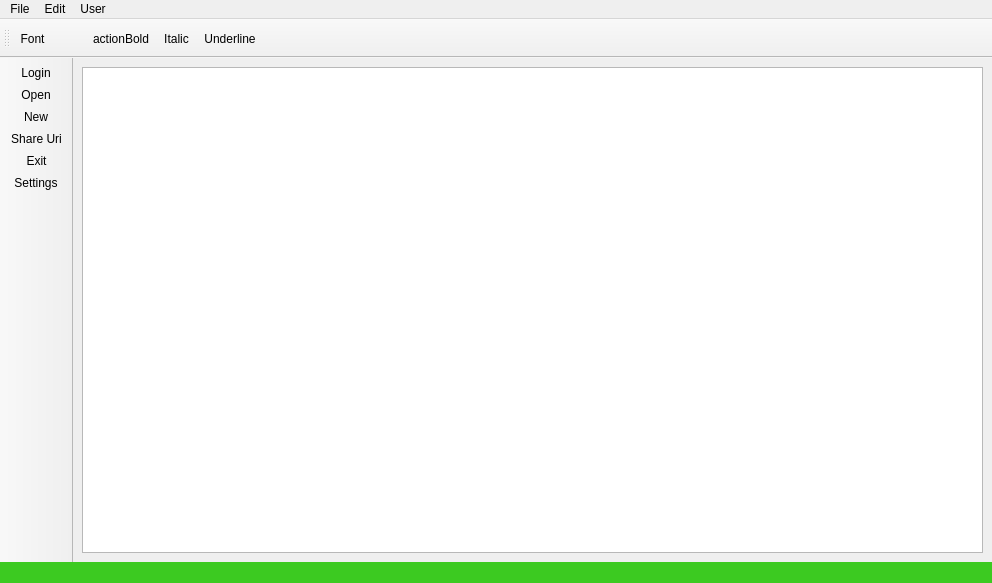
Before: the Qt Designer form client/gui/MainWindow.ui in anphetamina/CoText, drawn with Qt 5.
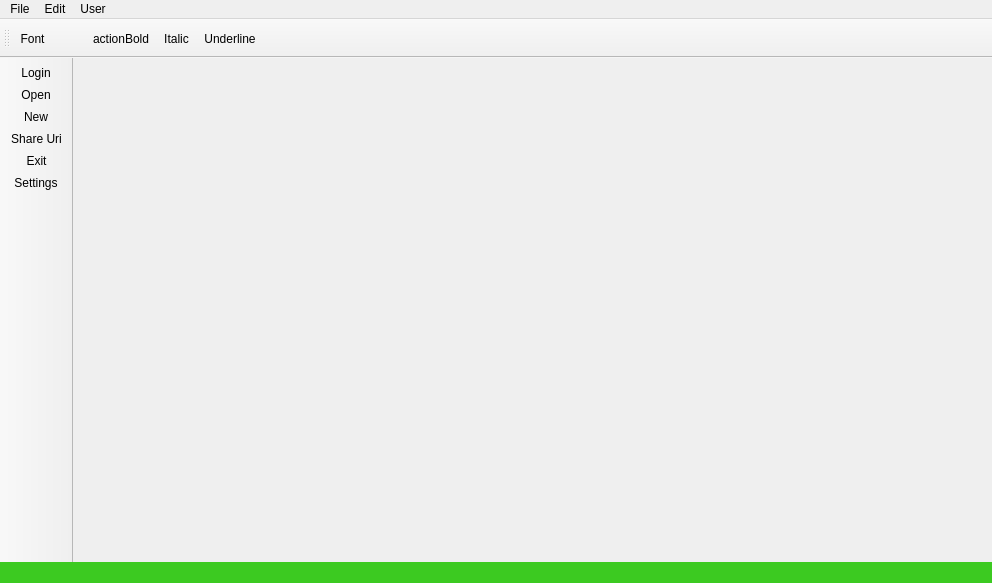
After: the same form once the commit is applied. Icons and pictures are not drawn.

Commit message: TextEditor refactor, now inherits from QTextEdit

Patch:
```diff
--- a/client/gui/MainWindow.ui
+++ b/client/gui/MainWindow.ui
@@ -47,11 +47,7 @@
    <property name="styleSheet">
     <string notr="true"/>
    </property>
-   <layout class="QHBoxLayout" name="horizontalLayout_3">
-    <item>
-     <widget class="QTextEdit" name="textEdit"/>
-    </item>
-   </layout>
+   <layout class="QHBoxLayout" name="horizontalLayout_3"/>
   </widget>
   <widget class="QMenuBar" name="menubar">
    <property name="geometry">
```
Left out of the diff: 2 changed lines with no effect on the pictures. The commit also changes 5 other files.
